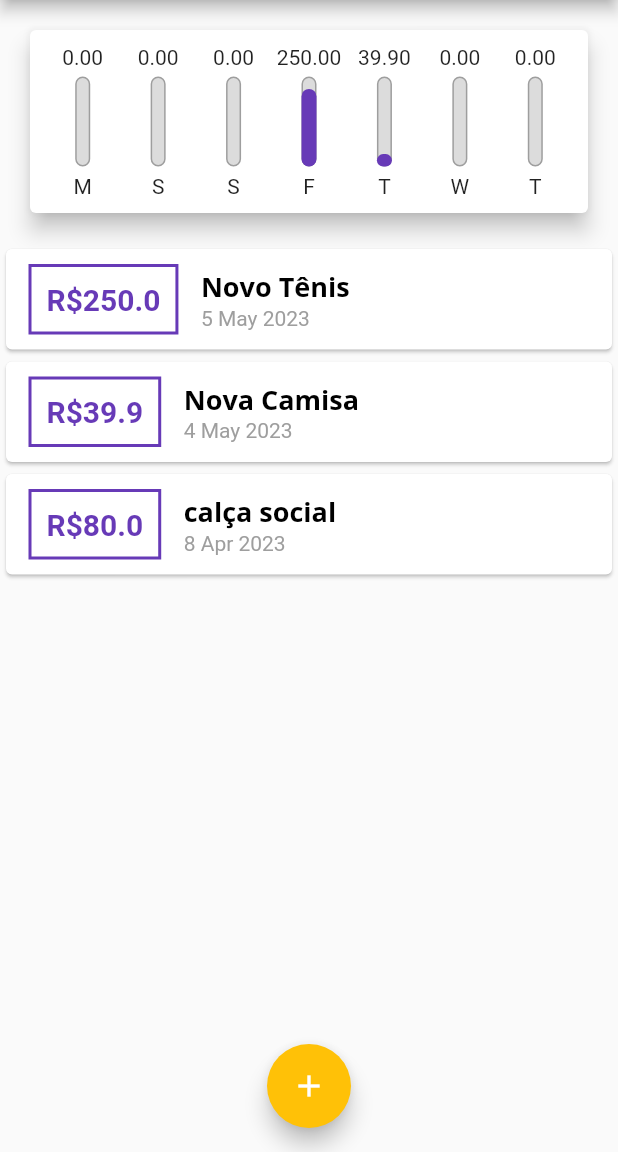
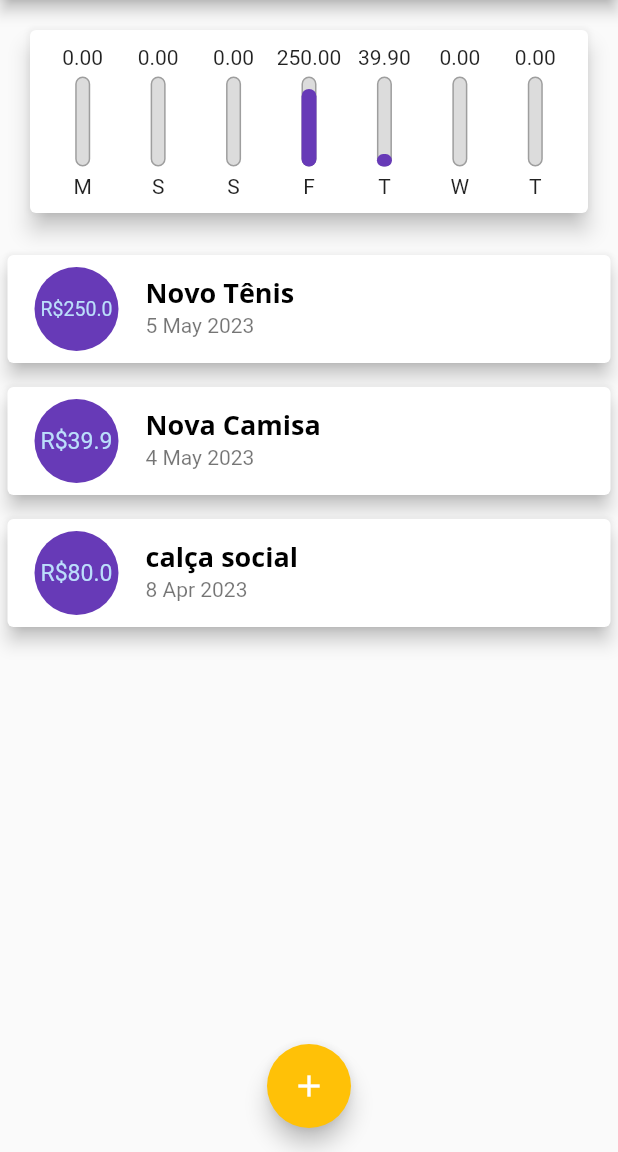
Before and after one commit to Marvingms7/projeto_despesas_pessoais, a Flutter app: the screen it shows after launch, on a phone screen of 412 x 824 dp, the part 84-1236 px from its top. Run offline on Flutter 3.47's test engine with Material 2 defaults, Android fonts, the light colour scheme and no system bars.

Commit message:
Update transactions_list.dart

```diff
--- a/lib/components/transactions_list.dart
+++ b/lib/components/transactions_list.dart
@@ -38,41 +38,25 @@ class TransactionList extends StatelessWidget {
               itemBuilder: (ctx, index) {
                 final tr = transactions[index];
                 return Card(
-                  child: Row(
-                    children: [
-                      Container(
-                        margin: const EdgeInsets.symmetric(
-                            horizontal: 15, vertical: 10),
-                        decoration: BoxDecoration(
-                          border:
-                              Border.all(color: Colors.deepPurple, width: 2),
-                        ),
-                        padding: const EdgeInsets.all(10),
-                        child: Text(
-                          'R\$${tr.value}',
-                          style: const TextStyle(
-                            fontWeight: FontWeight.bold,
-                            fontSize: 20,
-                            color: Colors.deepPurple,
-                          ),
+                  elevation: 5,
+                  margin:
+                      const EdgeInsets.symmetric(vertical: 8, horizontal: 5),
+                  child: ListTile(
+                    leading: CircleAvatar(
+                      backgroundColor: Colors.deepPurple,
+                      radius: 30,
+                      child: Padding(
+                        padding: const EdgeInsets.all(6),
+                        child: FittedBox(
+                          child: Text('R\$${tr.value}'),
                         ),
                       ),
-                      Column(
-                        crossAxisAlignment: CrossAxisAlignment.start,
-                        children: [
-                          Text(
-                            tr.title,
-                            style: Theme.of(context).textTheme.titleLarge,
-                          ),
-                          Text(
-                            DateFormat('d MMM y').format(tr.data),
-                            style: const TextStyle(
-                              color: Colors.grey,
-                            ),
-                          ),
-                        ],
-                      ),
-                    ],
+                    ),
+                    title: Text(
+                      tr.title,
+                      style: Theme.of(context).textTheme.titleLarge,
+                    ),
+                    subtitle: Text(DateFormat('d MMM y').format(tr.data)),
                   ),
                 );
               },
```
